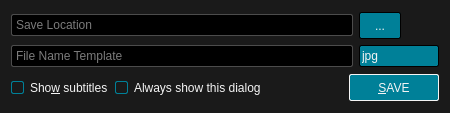
The window that src/ui/screenshotdialog.ui (u8sand/Baka-MPlayer) describes before a commit, drawn with Qt 5.
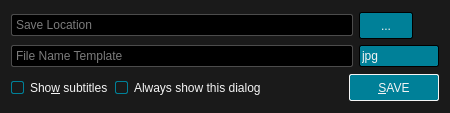
The same window after the commit. Icons and pictures are not drawn.

Commit message: Added padding to QPushButton

```diff
--- a/src/ui/screenshotdialog.ui
+++ b/src/ui/screenshotdialog.ui
@@ -76,8 +76,9 @@
 	color: whitesmoke;
 	border: 1px solid black;
 	border-radius: 2px;
-    min-width: 88px;
-	min-height: 25px;
+	padding: 4px 6px;
+    min-width: 76px;
+	min-height: 17px;
 }
 QPushButton:default {
 	border: 1px solid whitesmoke;
```
The commit also changes 7 other files.
